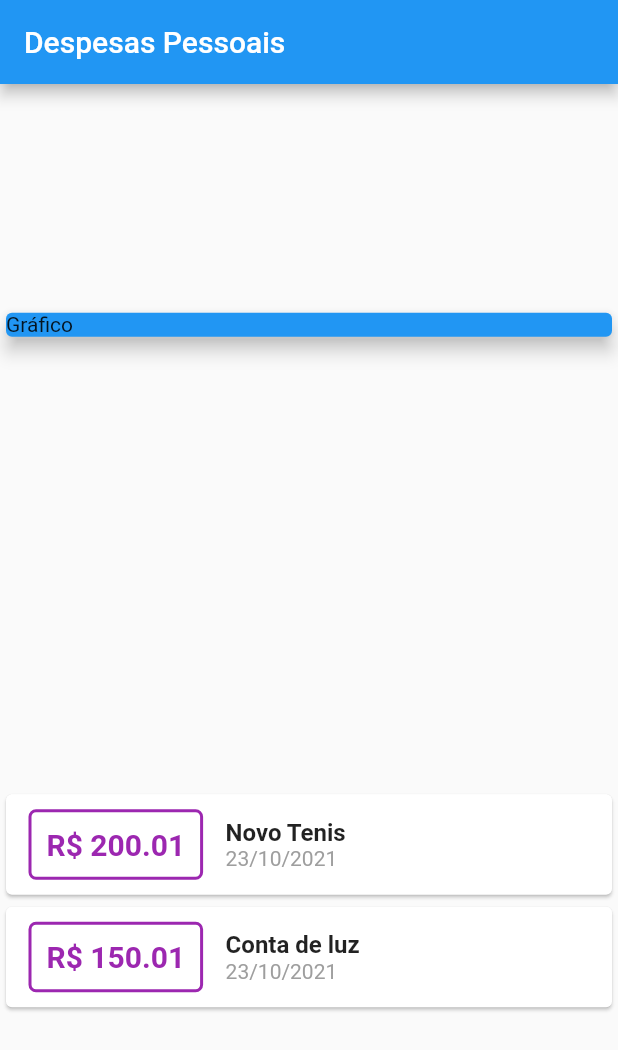
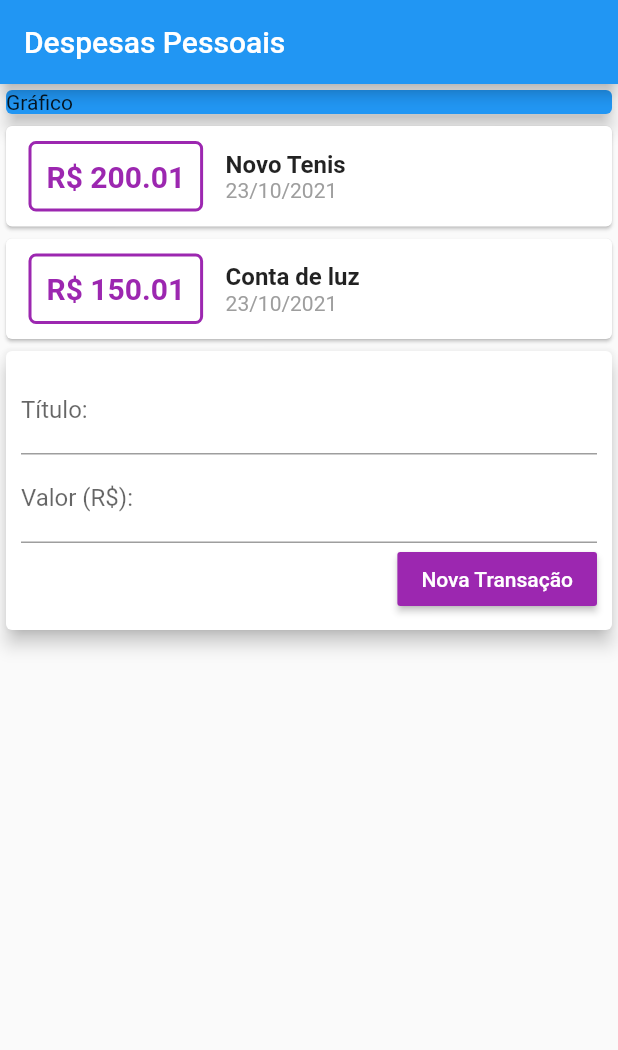
Before and after one commit to EduardoMoreira26/Flutter-expensesApp, a Flutter app: the screen it shows after launch, on a phone screen of 412 x 824 dp. Shown: the top 1050 px of the screen. Run offline on Flutter 3.47's test engine with Material 2 defaults, Android fonts, the phone set to English and light mode, and no system bars.

Commit message:
create form

```diff
--- a/lib/main.dart
+++ b/lib/main.dart
@@ -36,7 +36,7 @@ class MyHomePage extends StatelessWidget {
         title: Text('Despesas Pessoais'),
       ),
       body: Column(
-        mainAxisAlignment: MainAxisAlignment.spaceAround,
+        // mainAxisAlignment: MainAxisAlignment.spaceAround,
         crossAxisAlignment: CrossAxisAlignment.stretch,
         children: [
           Container(
@@ -59,7 +59,6 @@ class MyHomePage extends StatelessWidget {
                       decoration: BoxDecoration(
                         borderRadius: BorderRadius.circular(5),
                         border: Border.all(
-
                           color: Colors.purple,
                           width: 2,
                         ),
@@ -94,7 +93,39 @@ class MyHomePage extends StatelessWidget {
                 ),
               );
             }).toList(),
-          )
+          ),
+          Card(
+            elevation: 5,
+            child: Padding(
+              padding: const EdgeInsets.all(10),
+              child: Column(
+                children: [
+                  TextField(
+                    decoration: InputDecoration(
+                      labelText: 'Título:',
+                    ),
+                  ),
+                  TextField(
+                    decoration: InputDecoration(
+                      labelText: 'Valor (R\$):',
+                    ),
+                  ),
+                  Row(
+                    mainAxisAlignment: MainAxisAlignment.end,
+                    children: [
+                      // ignore: deprecated_member_use
+                      RaisedButton(
+                        child: Text('Nova Transação'),
+                        color: Colors.purple,
+                        textColor: Colors.white,
+                        onPressed: () {},
+                      ),
+                    ],
+                  ),
+                ],
+              ),
+            ),
+          ),
         ],
       ),
     );
--- a/pubspec.yaml
+++ b/pubspec.yaml
@@ -23,7 +23,7 @@ environment:
 dependencies:
   flutter:
     sdk: flutter
-  intl: 0.16.1
+  intl: ^0.17.0
 
   # The following adds the Cupertino Icons font to your application.
   # Use with the CupertinoIcons class for iOS style icons.
```
Also changed, not shown: pubspec.lock.
